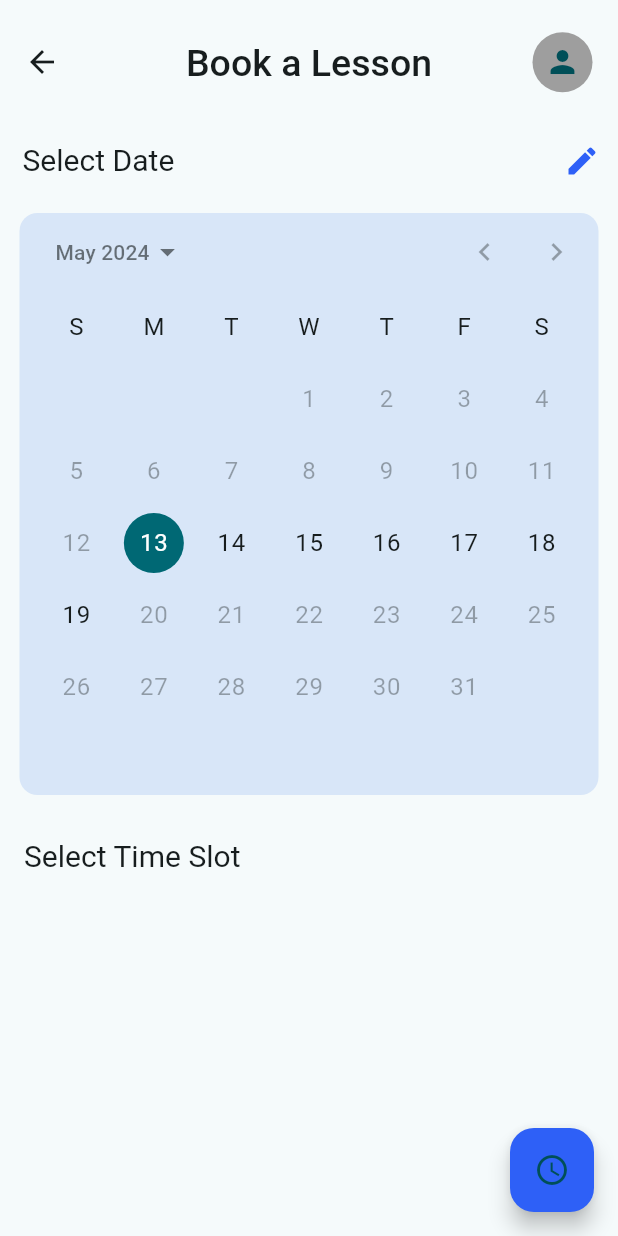
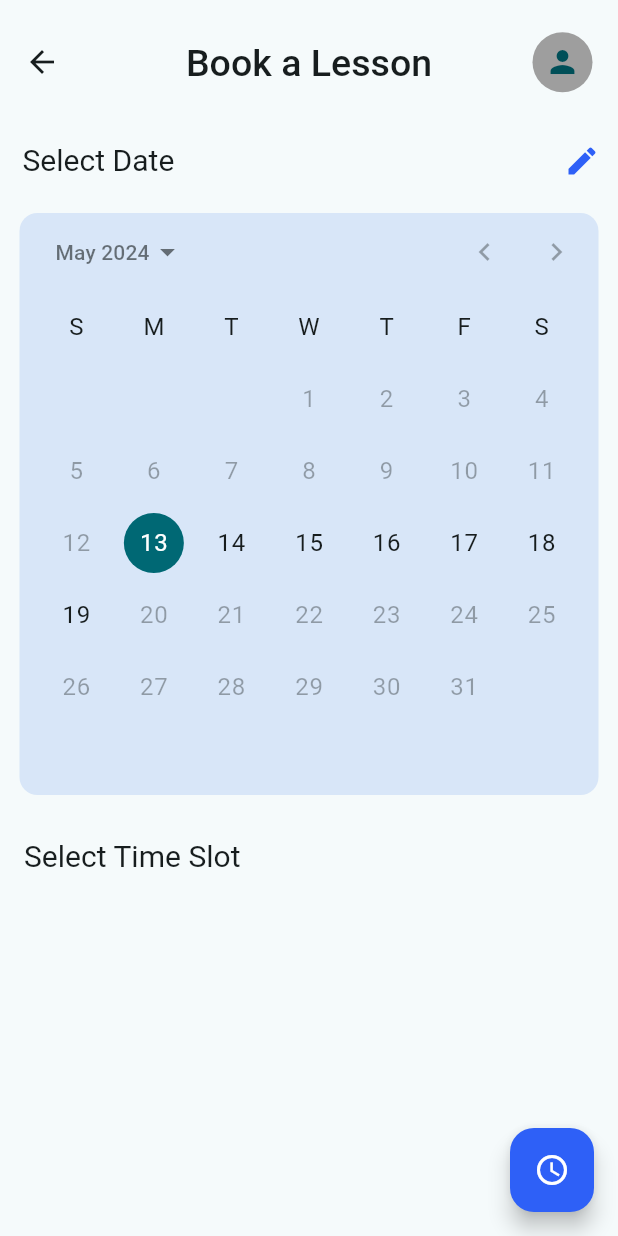
Before and after one commit to DrivingLicenseUni/DrivingLicense, a Flutter app: the DatePickerExample screen opened by its route, after a tap on the "edit" icon, on a phone screen of 412 x 824 dp. Run offline on Flutter 3.47's test engine with Material 3 defaults, Android fonts, the phone set to English and light mode, and no system bars; our stand-ins replace cloud_firestore, firebase_auth, firebase_core, go_router, google_fonts; missing offline and left inert: square_in_app_payments; accounts and stored records are empty.

Commit message:
fixed the padding error

```diff
--- a/lib/view/view_calendar_time.dart
+++ b/lib/view/view_calendar_time.dart
@@ -43,7 +43,8 @@ class _DatePickerExampleState extends State<DatePickerExample> {
         centerTitle: true,
         toolbarHeight: 83,
       ),
-      body: Column(
+      body: SingleChildScrollView(
+        child: Column(
           children: [
             Padding(
               padding: const EdgeInsets.only(left: 15.0, bottom: 11.0),
@@ -87,6 +88,7 @@ class _DatePickerExampleState extends State<DatePickerExample> {
             const SizedBox(height: 35),
           ],
         ),
+      ),
       floatingActionButton: !_canEdit
           ? const SizedBox()
           : FloatingActionButton(
@@ -94,7 +96,10 @@ class _DatePickerExampleState extends State<DatePickerExample> {
                 _showTimePicker();
               },
               backgroundColor: AppColors.primary,
-              child: const Icon(Icons.access_time),
+              child: const Icon(
+                Icons.access_time,
+                color: Colors.white,
+              ),
             ),
     );
   }
@@ -203,6 +208,7 @@ class _DatePickerExampleState extends State<DatePickerExample> {
             ),
             timePickerTheme: TimePickerThemeData(
               dayPeriodColor: AppColors.primary,
+              dayPeriodTextColor: Colors.black,
             ),
           ),
           child: child!,
```
Lines whose indentation alone changed are shown as unchanged.
